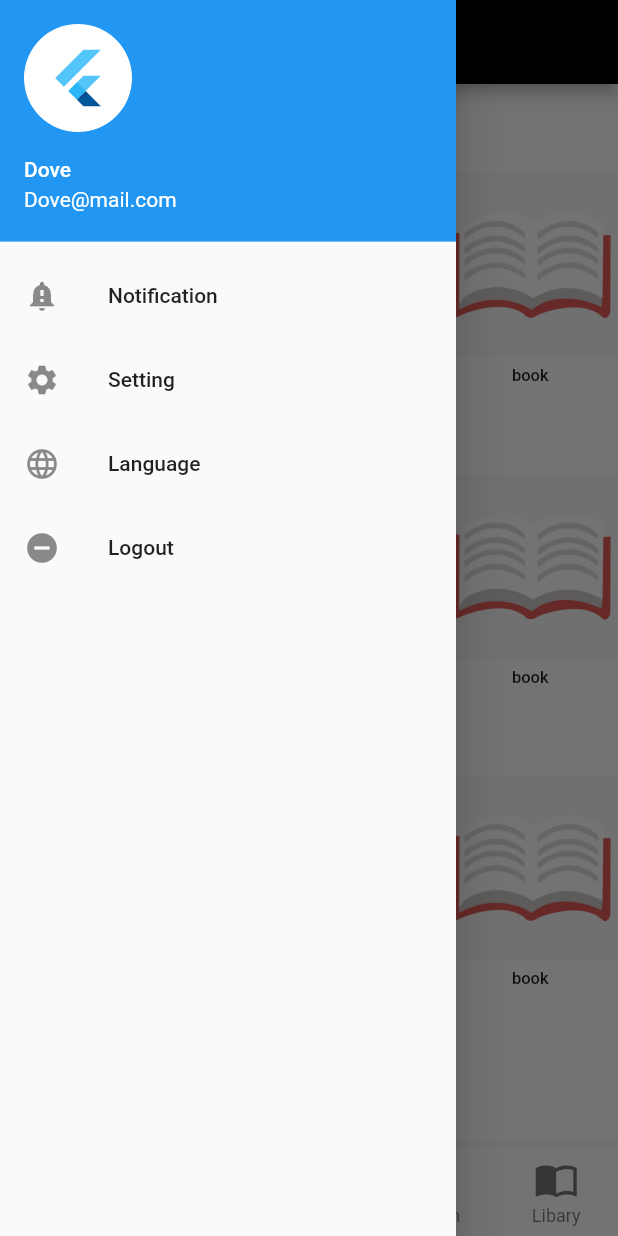
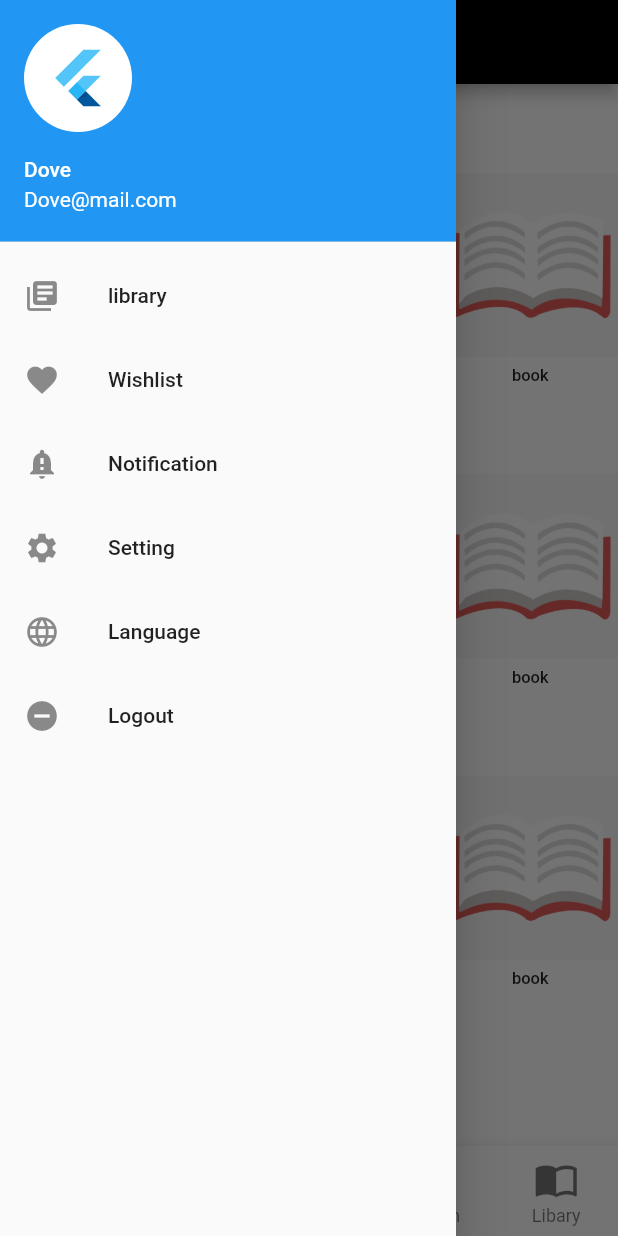
Before and after one commit to worapong2542/booku, a Flutter app: the Mainpage screen opened directly, with the side drawer open, on a phone screen of 412 x 824 dp. Run offline on Flutter 3.47's test engine with Material 2 defaults, Android fonts, the phone set to English and light mode, and no system bars.

Commit message:
Update settingbar.dart

```diff
--- a/lib/settingbar.dart
+++ b/lib/settingbar.dart
@@ -1,4 +1,6 @@
+import 'package:booku/libary.dart';
 import 'package:booku/menusetting/setting.dart';
+import 'package:booku/wishlist.dart';
 import 'package:flutter/material.dart';
 import 'menusetting/language.dart';
 import 'screen.dart';
@@ -21,6 +23,22 @@ class SettingBar extends StatelessWidget {
               ),
               backgroundColor: Colors.white,
             ),
+          ),
+          ListTile(
+            leading: Icon(Icons.library_books),
+            title: Text('library'),
+            onTap: () {
+              Navigator.push(
+                  context, MaterialPageRoute(builder: (context) => Libary()));
+            },
+          ),
+          ListTile(
+            leading: Icon(Icons.favorite),
+            title: Text('Wishlist'),
+            onTap: () {
+              Navigator.push(
+                  context, MaterialPageRoute(builder: (context) => Wishlist()));
+            },
           ),
           ListTile(
             leading: Icon(Icons.notification_important),
```
